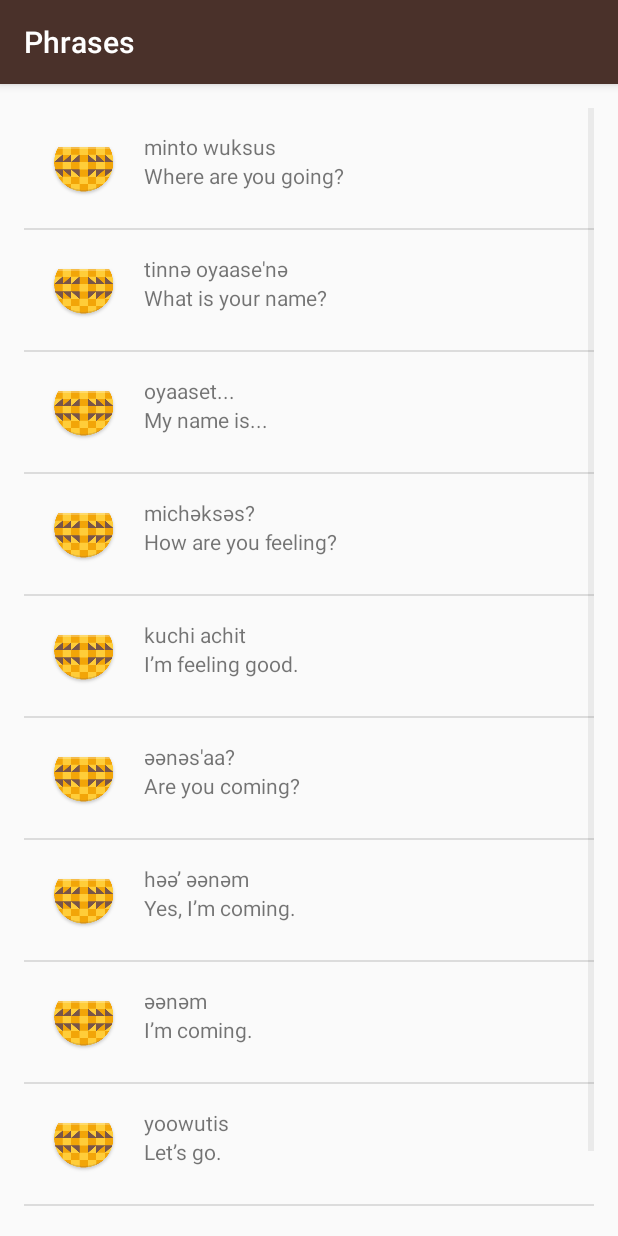
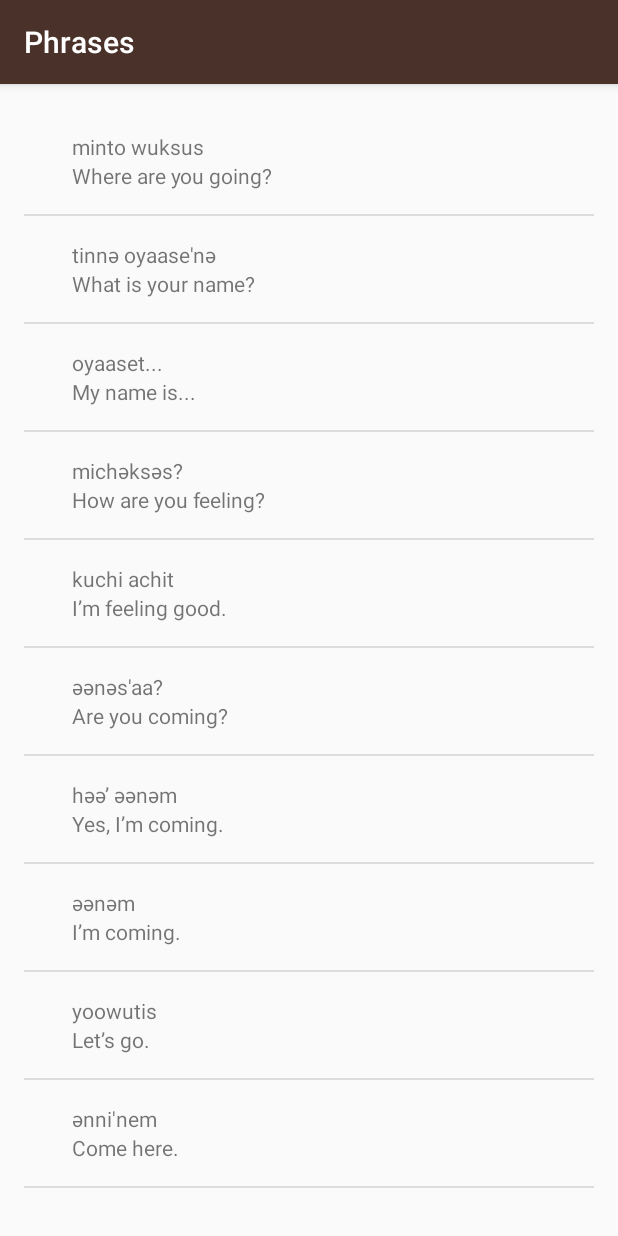
Before and after one commit to dawntan08/Miwok, an Android app: the PhrasesActivity screen opened directly, with no data from a screen before it, on a phone screen of 412 x 824 dp. Run offline under Robolectric (Android 15) with nearby library versions, the phone set to English and light mode, and no system bars.

Commit message:
- modify WordAdapter to set imageview to correct image - add checking if resource id is provided for image i.e. for numbers, colors, family so that phrases wont have an image

```diff
--- a/app/src/main/java/com/example/android/miwok/WordAdapter.java
+++ b/app/src/main/java/com/example/android/miwok/WordAdapter.java
@@ -5,6 +5,7 @@ import android.view.LayoutInflater;
 import android.view.View;
 import android.view.ViewGroup;
 import android.widget.ArrayAdapter;
+import android.widget.ImageView;
 import android.widget.TextView;
 
 import java.util.ArrayList;
@@ -40,6 +41,13 @@ public class WordAdapter extends ArrayAdapter<Word> {
         defaultTextView.setText(currentWord.getDefaultTranslation());
         TextView miwokTextView = (TextView) listItemView.findViewById(R.id.miwok_text);
         miwokTextView.setText(currentWord.getMiwokTranslation());
+        ImageView imageView = (ImageView) listItemView.findViewById(R.id.image);
+        if(currentWord.getImageResourceId() != 0){
+            imageView.setImageResource(currentWord.getImageResourceId());
+        } else{
+            imageView.setVisibility(View.GONE);
+        }
+
 
         return listItemView;
     }
```
